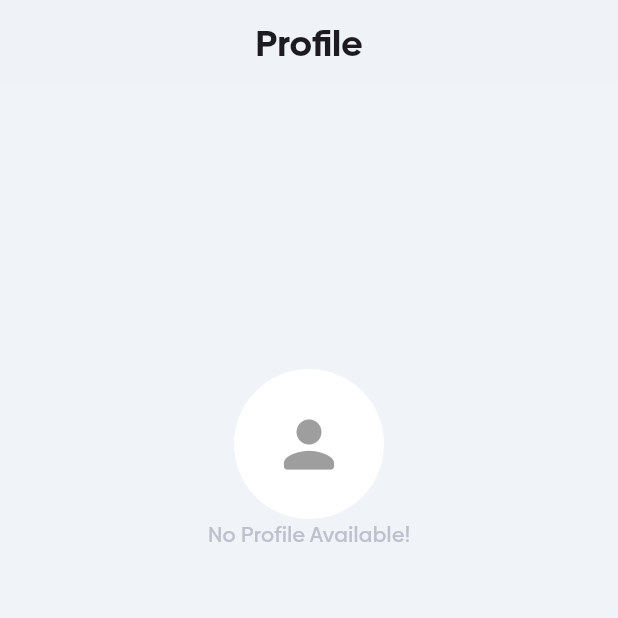
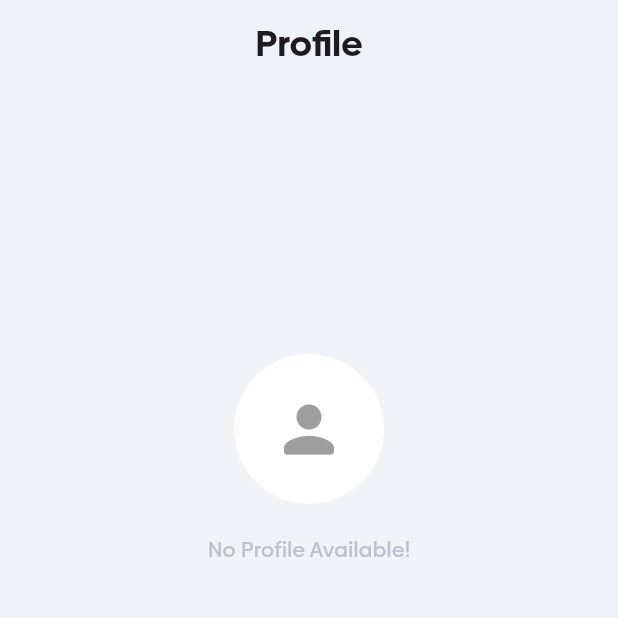
Before and after one commit to Safee715/-Inovoice-app, a Flutter app: the ProfilePage screen opened directly with empty values, on a phone screen of 412 x 824 dp, the top half of it. Run offline on Flutter 3.47's test engine with Material 3 defaults, Android fonts, the phone set to English and light mode, and no system bars; our stand-ins replace csv, flutter_svg, sqflite; accounts and stored records are empty; project files that could hold a hidden picture were left out.

```diff
--- a/lib/pages/add_items_page/view/add_items_page.dart
+++ b/lib/pages/add_items_page/view/add_items_page.dart
@@ -33,6 +33,8 @@ class _AddItemsPageState
   @override
   Widget build(BuildContext context) {
     final itemsPageViewmodel =context.read<ItemsPageViewmodel>();
+    print('AddItemsPageBuild');
+
     return Scaffold(
       appBar: AppBar(
         elevation: 0,
--- a/lib/pages/profile_page/view/profile_page.dart
+++ b/lib/pages/profile_page/view/profile_page.dart
@@ -36,7 +36,7 @@ class _ProfilePageState
           width: double.infinity,
           height: 500,
           padding: EdgeInsets.all(20),
-          child: Column(
+          child: Column(spacing: 20,
             mainAxisAlignment:
                 MainAxisAlignment.center,
             children: [
@@ -44,10 +44,12 @@ class _ProfilePageState
                 child: CircleAvatar(
                   backgroundColor: Colors.white,
                   radius: 50,
-                  child: Icon(
-                    Icons.person_rounded,
-                    color: Colors.grey,
-                    size: 50,
+                  child: ClipOval(
+                    child: Icon(
+                      Icons.person_rounded,
+                      color: Colors.grey,
+                      size: 50,
+                    ),
                   ),
                 ),
               ),
```
Also changed, not shown: lib/pages/client_page/view/clients_page.dart (+24 -13 lines), lib/pages/items_page/view/Items_page.dart (+35 -22 lines).
